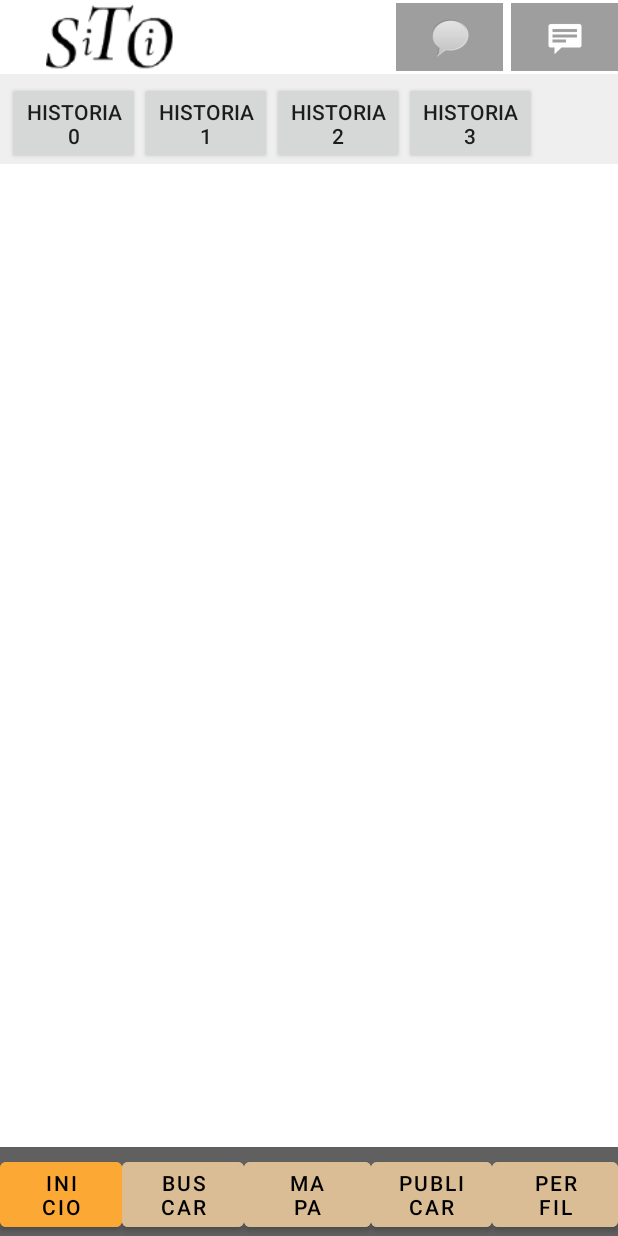
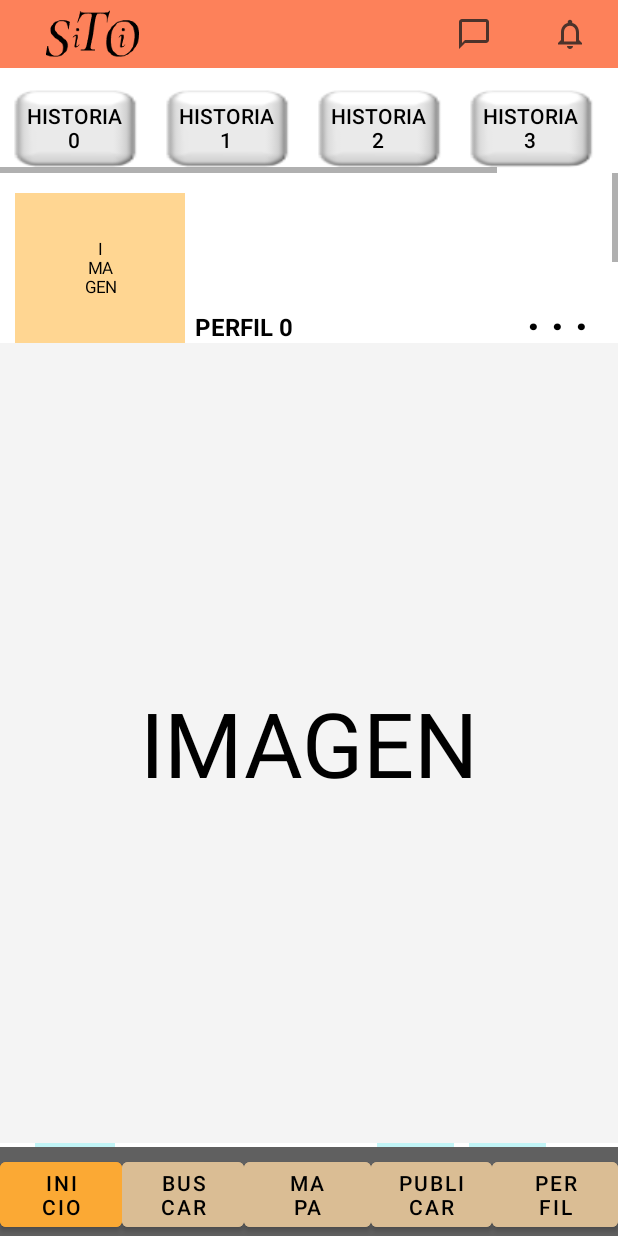
Before and after one commit to AgusDunovits/Sitio, an Android app: the Fragmento_casa screen opened directly, with no data from a screen before it, on a phone screen of 412 x 824 dp. Run offline under Robolectric (Android 15) with nearby library versions, the phone set to English and light mode, and no system bars.

Commit message:
Pantalla inicio

```diff
--- a/app/src/main/java/com/example/sitio/Fragmento_casa.java
+++ b/app/src/main/java/com/example/sitio/Fragmento_casa.java
@@ -1,15 +1,25 @@
 package com.example.sitio;
 
+import android.graphics.Color;
+import android.graphics.Typeface;
+import android.graphics.drawable.Drawable;
 import android.os.Bundle;
 
 import androidx.fragment.app.Fragment;
 
+import android.text.Layout;
+import android.view.Gravity;
 import android.view.LayoutInflater;
 import android.view.View;
 import android.view.ViewGroup;
 import android.widget.Button;
+import android.widget.HorizontalScrollView;
+import android.widget.ImageButton;
 import android.widget.LinearLayout;
 import android.widget.GridLayout.LayoutParams;
+import android.widget.TextView;
+
+import org.w3c.dom.Text;
 
 /**
  * A simple {@link Fragment} subclass.
@@ -65,20 +75,169 @@ public class Fragmento_casa extends Fragment {
     public View onCreateView(LayoutInflater inflater, ViewGroup container,
                              Bundle savedInstanceState) {
         // Inflate the layout for this fragment
-        int cantidad_historias = 4;
+        View vista_inicio = inflater.inflate(R.layout.fragment_fragmento_casa, container, false);
+
+        ///HISTORIA
+            int cantidad_historias = 5;
             LayoutParams params1;
-        View vista_inicio = inflater.inflate(R.layout.fragment_fragmento_casa, container, false);
             LinearLayout LL_layoutHistorias = vista_inicio.findViewById(R.id.LayoutHistorias);
-        if(cantidad_historias == 0){
-            LL_layoutHistorias.setVisibility(vista_inicio.GONE);
+            HorizontalScrollView HSV_Historias = vista_inicio.findViewById(R.id.HSV_historias);
+            if (cantidad_historias == 0) {
+                HSV_Historias.setVisibility(vista_inicio.GONE);
             } else {
-            for (int n = 0 ; n < cantidad_historias ; n++) {
+                for (int n = 0; n < cantidad_historias; n++) {
                     String descripcion = "Historia\n" + String.valueOf(n);
                     Button boton = new Button(vista_inicio.getContext());
                     boton.setText(descripcion);
                     boton.setTextAlignment(View.TEXT_ALIGNMENT_CENTER);
+                    boton.setBackgroundColor(Color.parseColor("#FFFFFF"));
+                    boton.setTextColor(Color.parseColor("#000000"));
+                    LinearLayout.LayoutParams lp_boton = new LinearLayout.LayoutParams(
+                            LayoutParams.WRAP_CONTENT,
+                            LayoutParams.WRAP_CONTENT
+                    );
+                    boton.setBackgroundResource(R.drawable.btn_round);
+                    lp_boton.setMargins(0, 18, 20, 0);
+                    //boton.setLayoutParams(margin);
+                    boton.setLayoutParams(lp_boton);
                     LL_layoutHistorias.addView(boton);
                 }
+            };
+        ///
+        /// PUBLICACIONES
+            int cantidad_publicaciones = (int)Math.floor(Math.random()*(10-1+1)+1);
+            LinearLayout LL_layoutPublicacion = vista_inicio.findViewById(R.id.layout_publicacion);
+            for (int n = 0; n < cantidad_publicaciones; n++) {
+                int cantidad_fotos = (int)Math.floor(Math.random()*(6-1+1)+1);
+                ///LAYOUT x PUBLICACION
+                LinearLayout LL_publicacion = new LinearLayout(LL_layoutPublicacion.getContext());
+                LL_publicacion.setOrientation(LinearLayout.VERTICAL);
+                LinearLayout.LayoutParams lp_publicacion = new LinearLayout.LayoutParams(
+                        LayoutParams.MATCH_PARENT,
+                        LayoutParams.WRAP_CONTENT
+                );
+                lp_publicacion.setMargins(0,20,0,0);
+                LL_publicacion.setLayoutParams(lp_publicacion);
+                    /// BARRA TITULO
+                    LinearLayout LL_barraTitulo = new LinearLayout(LL_publicacion.getContext());
+                    LL_barraTitulo.setOrientation(LinearLayout.HORIZONTAL);
+                    LL_barraTitulo.setPadding(15,0,0,0);
+                    LinearLayout.LayoutParams lp_barraTitulo = new LinearLayout.LayoutParams(
+                            LayoutParams.MATCH_PARENT,
+                            150
+                    );
+                    LL_barraTitulo.setLayoutParams(lp_barraTitulo);
+                    LL_barraTitulo.setBackgroundColor(Color.TRANSPARENT);
+                        /// IMAGEN PERFIL
+                        TextView imagen_perfil = new TextView(LL_publicacion.getContext());
+                        imagen_perfil.setText("I\nMA\nGEN");
+                        imagen_perfil.setGravity(Gravity.CENTER);
+                        imagen_perfil.setBackgroundColor(Color.parseColor("#FFD692"));
+                        imagen_perfil.setLayoutParams(new LinearLayout.LayoutParams(170,LayoutParams.MATCH_PARENT));
+                        imagen_perfil.setTextSize(11);
+                        imagen_perfil.setTextColor(Color.BLACK);
+                        LL_barraTitulo.addView(imagen_perfil);
+                        /// NOMBRE PERFIL
+                        String string_titulo = "PERFIL " + String.valueOf(n);
+                        TextView texto_titulo = new TextView(LL_publicacion.getContext());
+                        texto_titulo.setBackgroundColor(Color.TRANSPARENT);
+                        texto_titulo.setText(string_titulo);
+                        texto_titulo.setTextSize(16);
+                        texto_titulo.setTextColor(Color.BLACK);
+                        texto_titulo.setTypeface(null, Typeface.BOLD);
+                        texto_titulo.setGravity(Gravity.BOTTOM);
+                        LinearLayout.LayoutParams lp_titulo = new LinearLayout.LayoutParams(
+                                LayoutParams.WRAP_CONTENT,LayoutParams.MATCH_PARENT, (float) 10.0
+                        );
+                        lp_titulo.setMargins(10,0,0,0);
+                        texto_titulo.setLayoutParams(lp_titulo);
+                        LL_barraTitulo.addView(texto_titulo);
+                        /// MAS OPCIONES PERFIL
+                        TextView masOpciones = new TextView(LL_publicacion.getContext());
+                        masOpciones.setBackgroundColor(Color.TRANSPARENT);
+                        masOpciones.setText(". . .");
+                        masOpciones.setTextSize(30);
+                        masOpciones.setTextColor(Color.BLACK);
+                        masOpciones.setTypeface(null, Typeface.BOLD);
+                        masOpciones.setGravity(Gravity.CENTER|Gravity.BOTTOM);
+                        LinearLayout.LayoutParams lp_masopciones = new LinearLayout.LayoutParams(
+                                LayoutParams.WRAP_CONTENT,LayoutParams.MATCH_PARENT, (float) 3.0
+                        );
+                        masOpciones.setLayoutParams(lp_masopciones);
+                        LL_barraTitulo.addView(masOpciones);
+                    LL_publicacion.addView(LL_barraTitulo);
+                    /// FIN BARRA TITULO
+                    /// IMAGEN PUBLICADA
+                    TextView textView_imagen = new TextView(LL_publicacion.getContext());
+                    textView_imagen.setText("IMAGEN");
+                    textView_imagen.setGravity(Gravity.CENTER);
+                    textView_imagen.setTextSize(60);
+                    textView_imagen.setTextColor(Color.BLACK);
+                    textView_imagen.setBackgroundColor(Color.parseColor("#F4F4F4"));
+                    LinearLayout.LayoutParams lp_imagen = new LinearLayout.LayoutParams(
+                            LayoutParams.MATCH_PARENT,
+                            800
+                    );
+                    textView_imagen.setLayoutParams(lp_imagen);
+                    LL_publicacion.addView(textView_imagen);
+                    /// BARRA PIE PUBLICACION
+                    LinearLayout LL_piePublicacion = new LinearLayout(LL_publicacion.getContext());
+                    LL_piePublicacion.setOrientation(LinearLayout.HORIZONTAL);
+                    LinearLayout.LayoutParams lp_piePublicacion = new LinearLayout.LayoutParams(
+                            LayoutParams.MATCH_PARENT,
+                            100
+                    );
+                    LL_piePublicacion.setLayoutParams(lp_piePublicacion);
+                    LL_piePublicacion.setBackgroundColor(Color.TRANSPARENT);
+                        /// ORDENADOR FAKE 1
+                        TextView TV_fake1 = new TextView(LL_publicacion.getContext());
+                        TV_fake1.setBackgroundColor(Color.TRANSPARENT);
+                        TV_fake1.setLayoutParams(new LinearLayout.LayoutParams(LayoutParams.WRAP_CONTENT,LayoutParams.MATCH_PARENT,(float) 2.0));
+                        LL_piePublicacion.addView(TV_fake1);
+                        /// BOTON MENSAJE PRIVADO
+                        TextView TV_mensajePrivado = new TextView(LL_publicacion.getContext());
+                        TV_mensajePrivado.setText("MSJ\nPRIV");
+                        TV_mensajePrivado.setGravity(Gravity.CENTER);
+                        TV_mensajePrivado.setTextColor(Color.BLACK);
+                        TV_mensajePrivado.setBackgroundColor(Color.parseColor("#C1F4F6"));
+                        TV_mensajePrivado.setLayoutParams(new LinearLayout.LayoutParams(LayoutParams.WRAP_CONTENT,LayoutParams.MATCH_PARENT,(float) 2.0));
+                        LL_piePublicacion.addView(TV_mensajePrivado);
+                        /// TEXTO CANTIDAD FOTOS
+                        TextView TV_cantidadFotos = new TextView(LL_publicacion.getContext());
+                        String cantidadFotos = "";
+                        for (int x = 0; x < cantidad_fotos ; x++){cantidadFotos+="o ";};
+                        TV_cantidadFotos.setText(cantidadFotos);
+                        TV_cantidadFotos.setGravity(Gravity.CENTER);
+                        TV_cantidadFotos.setTextColor(Color.BLACK);
+                        TV_cantidadFotos.setTextSize(20);
+                        TV_cantidadFotos.setBackgroundColor(Color.TRANSPARENT);
+                        TV_cantidadFotos.setLayoutParams(new LinearLayout.LayoutParams(50,LayoutParams.MATCH_PARENT,(float) 12.0));
+                        LL_piePublicacion.addView(TV_cantidadFotos);
+                        /// BOTON VER MSJ
+                        TextView TV_verMensajes = new TextView(LL_publicacion.getContext());
+                        TV_verMensajes.setText("VER\nMSJ");
+                        TV_verMensajes.setGravity(Gravity.CENTER);
+                        TV_verMensajes.setTextColor(Color.BLACK);
+                        TV_verMensajes.setBackgroundColor(Color.parseColor("#C1F4F6"));
+                        TV_verMensajes.setLayoutParams(new LinearLayout.LayoutParams(LayoutParams.WRAP_CONTENT,LayoutParams.MATCH_PARENT,(float) 2.0));
+                        LL_piePublicacion.addView(TV_verMensajes);
+                        /// BOTON DAR LIKE
+                        TextView TV_darLike = new TextView(LL_publicacion.getContext());
+                        TV_darLike.setText("LIKE");
+                        TV_darLike.setGravity(Gravity.CENTER);
+                        TV_darLike.setTextColor(Color.BLACK);
+                        TV_darLike.setBackgroundColor(Color.parseColor("#C1F4F6"));
+                        LinearLayout.LayoutParams lp_darLike = new LinearLayout.LayoutParams(LayoutParams.WRAP_CONTENT,LayoutParams.MATCH_PARENT,(float) 2.0);
+                        lp_darLike.setMargins(15,0,0,0);
+                        TV_darLike.setLayoutParams(lp_darLike);
+                        LL_piePublicacion.addView(TV_darLike);
+                        /// ORDENADOR FAKE 2
+                        TextView TV_fake2 = new TextView(LL_publicacion.getContext());
+                        TV_fake2.setBackgroundColor(Color.TRANSPARENT);
+                        TV_fake2.setLayoutParams(new LinearLayout.LayoutParams(LayoutParams.WRAP_CONTENT,LayoutParams.MATCH_PARENT,(float) 4.0));
+                        LL_piePublicacion.addView(TV_fake2);
+                    LL_publicacion.addView(LL_piePublicacion);
+                LL_layoutPublicacion.addView(LL_publicacion);
             };
         return vista_inicio;
     }
--- /dev/null
+++ b/app/src/main/res/drawable-anydpi/button_chat.xml
@@ -0,0 +1,11 @@
+<vector xmlns:android="http://schemas.android.com/apk/res/android"
+    android:width="24dp"
+    android:height="24dp"
+    android:viewportWidth="24"
+    android:viewportHeight="24"
+    android:tint="#1F1F1F"
+    android:alpha="0.8">
+  <path
+      android:fillColor="@android:color/white"
+      android:pathData="M20,2L4,2c-1.1,0 -1.99,0.9 -1.99,2L2,22l4,-4h14c1.1,0 2,-0.9 2,-2L22,4c0,-1.1 -0.9,-2 -2,-2zM6,9h12v2L6,11L6,9zM14,14L6,14v-2h8v2zM18,8L6,8L6,6h12v2z"/>
+</vector>
--- /dev/null
+++ b/app/src/main/res/drawable-anydpi/button_notificacion.xml
@@ -0,0 +1,11 @@
+<vector xmlns:android="http://schemas.android.com/apk/res/android"
+    android:width="24dp"
+    android:height="24dp"
+    android:viewportWidth="24"
+    android:viewportHeight="24"
+    android:tint="#1F1F1F"
+    android:alpha="0.8">
+  <path
+      android:fillColor="@android:color/white"
+      android:pathData="M12,22c1.1,0 2,-0.9 2,-2h-4c0,1.1 0.9,2 2,2zM18,16v-5c0,-3.07 -1.63,-5.64 -4.5,-6.32L13.5,4c0,-0.83 -0.67,-1.5 -1.5,-1.5s-1.5,0.67 -1.5,1.5v0.68C7.64,5.36 6,7.92 6,11v5l-2,2v1h16v-1l-2,-2zM16,17L8,17v-6c0,-2.48 1.51,-4.5 4,-4.5s4,2.02 4,4.5v6z"/>
+</vector>
--- /dev/null
+++ b/app/src/main/res/drawable-anydpi/button_sinchat.xml
@@ -0,0 +1,11 @@
+<vector xmlns:android="http://schemas.android.com/apk/res/android"
+    android:width="24dp"
+    android:height="24dp"
+    android:viewportWidth="24"
+    android:viewportHeight="24"
+    android:tint="#1F1F1F"
+    android:alpha="0.8">
+  <path
+      android:fillColor="@android:color/white"
+      android:pathData="M20,2L4,2c-1.1,0 -2,0.9 -2,2v18l4,-4h14c1.1,0 2,-0.9 2,-2L22,4c0,-1.1 -0.9,-2 -2,-2zM20,16L6,16l-2,2L4,4h16v12z"/>
+</vector>
--- a/app/src/main/res/layout/fragment_fragmento_casa.xml
+++ b/app/src/main/res/layout/fragment_fragmento_casa.xml
@@ -14,62 +14,69 @@
         <LinearLayout
             android:layout_width="match_parent"
             android:layout_height="45dp"
-            android:layout_marginTop="2dp"
-            android:background="#FFFFFF"
+            android:background="#FD815A"
             android:orientation="horizontal">
 
             <ImageView
                 android:id="@+id/imageView2"
                 android:layout_width="wrap_content"
                 android:layout_height="wrap_content"
-                android:layout_weight="5"
-                android:scaleType="centerCrop"
+                android:layout_weight="2"
+                android:scaleType="center"
                 android:src="@mipmap/logonegro1_foreground" />
 
             <TextView
                 android:id="@+id/textView"
                 android:layout_width="wrap_content"
                 android:layout_height="match_parent"
-                android:layout_weight="15" />
+                android:layout_weight="20" />
+
+            <ImageButton
+                android:id="@+id/imageButton11"
+                android:layout_width="wrap_content"
+                android:layout_height="match_parent"
+                android:layout_weight="5"
+                android:background="#00FFFFFF"
+                android:scaleType="center"
+                android:src="@drawable/button_sinchat" />
 
             <ImageButton
                 android:id="@+id/imageButton2"
                 android:layout_width="wrap_content"
                 android:layout_height="match_parent"
-                android:layout_marginRight="5dp"
                 android:layout_weight="5"
-                android:background="#9E9E9E"
-                android:baselineAlignBottom="false"
-                android:cropToPadding="false"
-                android:src="@android:drawable/sym_action_chat" />
-
-            <ImageButton
-                android:id="@+id/imageButton"
-                android:layout_width="wrap_content"
-                android:layout_height="match_parent"
-                android:layout_weight="6"
-                android:background="#9E9E9E"
-                android:scaleType="centerInside"
-                android:src="@android:drawable/stat_notify_chat" />
+                android:background="#00FFFFFF"
+                android:src="@drawable/button_notificacion" />
 
         </LinearLayout>
 
         <HorizontalScrollView
+            android:id="@+id/HSV_historias"
             android:layout_width="match_parent"
-            android:layout_height="60dp"
-            android:layout_marginTop="2dp"
-            android:background="#EFEFEF">
+            android:layout_height="70dp"
+            android:background="#FFFFFF">
 
             <LinearLayout
                 android:id="@+id/LayoutHistorias"
                 android:layout_width="wrap_content"
                 android:layout_height="match_parent"
-                android:layout_marginTop="5dp"
                 android:baselineAligned="false"
                 android:orientation="horizontal"
                 android:paddingLeft="5dp"
-                android:scrollbarAlwaysDrawHorizontalTrack="true"></LinearLayout>
+                android:scrollbarAlwaysDrawHorizontalTrack="false"></LinearLayout>
         </HorizontalScrollView>
+
+        <ScrollView
+            android:layout_width="match_parent"
+            android:layout_height="match_parent">
+
+            <LinearLayout
+                android:id="@+id/layout_publicacion"
+                android:layout_width="match_parent"
+                android:layout_height="wrap_content"
+                android:baselineAligned="false"
+                android:orientation="vertical" />
+        </ScrollView>
     </LinearLayout>
 
 </FrameLayout>
```
Also changed, not shown: app/src/main/res/drawable-hdpi/button_chat.png (added), app/src/main/res/drawable-hdpi/button_notificacion.png (added), app/src/main/res/drawable-hdpi/button_sinchat.png (added), app/src/main/res/drawable-mdpi/btn_round.png (added), app/src/main/res/drawable-mdpi/button_chat.png (added), app/src/main/res/drawable-mdpi/button_notificacion.png (added), app/src/main/res/drawable-mdpi/button_sinchat.png (added), app/src/main/res/drawable-xhdpi/button_chat.png (added), app/src/main/res/drawable-xhdpi/button_notificacion.png (added), app/src/main/res/drawable-xhdpi/button_sinchat.png (added), app/src/main/res/drawable-xxhdpi/button_chat.png (added), app/src/main/res/drawable-xxhdpi/button_notificacion.png (added), app/src/main/res/drawable-xxhdpi/button_sinchat.png (added). Lines whose indentation alone changed are shown as unchanged.
